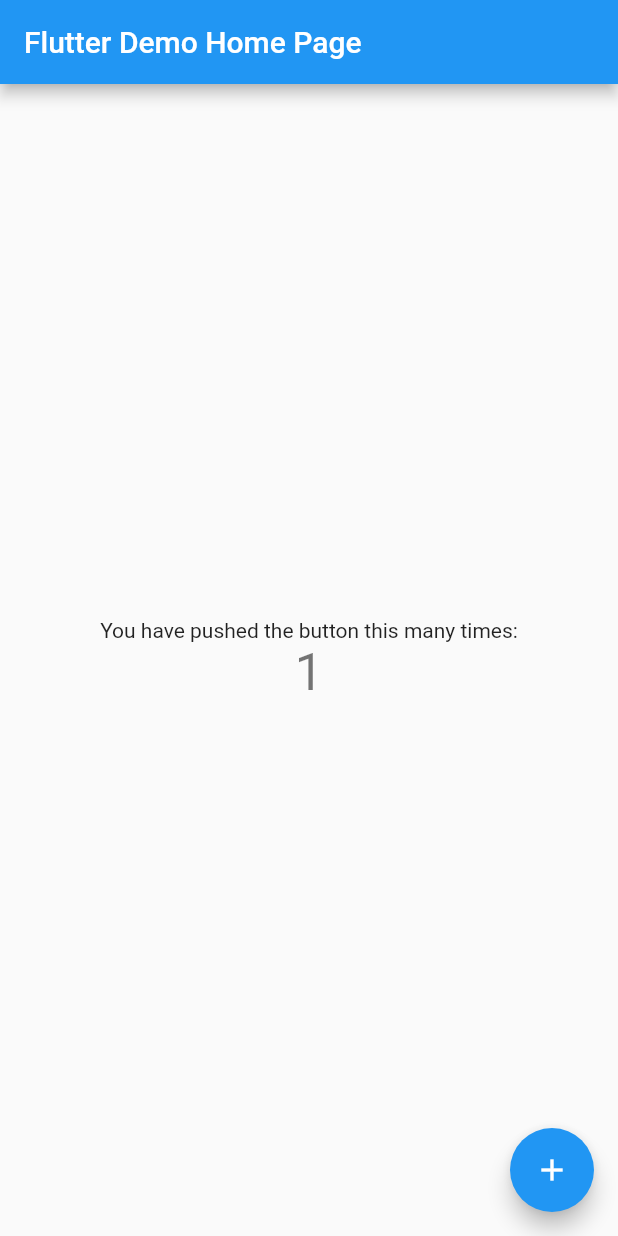
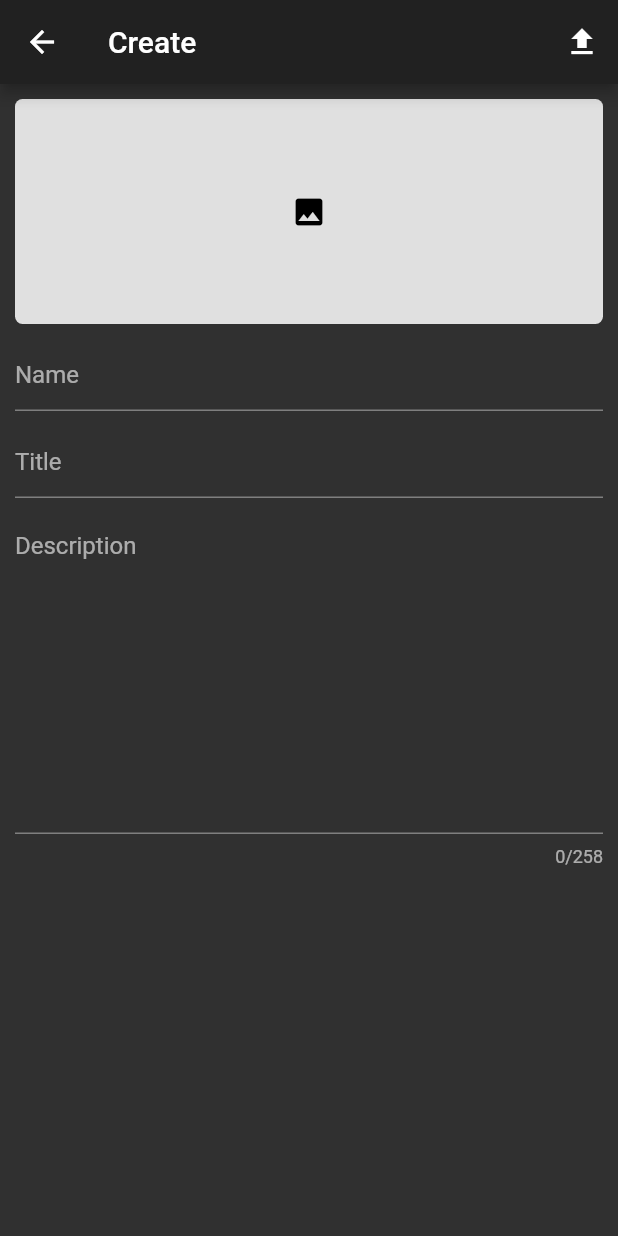
Before and after one commit to minsaf7/Flutter-blog-with-Firebase, a Flutter app: the screen it shows after launch, after a tap on the "add" icon, on a phone screen of 412 x 824 dp. Run offline on Flutter 3.47's test engine with Material 2 defaults, Android fonts, the phone set to English and light mode, and no system bars; our stand-ins replace google_fonts.

Commit message:
Create post UI

```diff
--- /dev/null
+++ b/lib/Views/CreatePost.dart
@@ -0,0 +1,78 @@
+import 'package:flutter/material.dart';
+
+class CreatePost extends StatefulWidget {
+  const CreatePost({Key? key}) : super(key: key);
+
+  @override
+  _CreatePostState createState() => _CreatePostState();
+}
+
+class _CreatePostState extends State<CreatePost> {
+  late String title, desc, auther;
+
+  @override
+  Widget build(BuildContext context) {
+    return Scaffold(
+        appBar: AppBar(
+          title: Text("Create"),
+          actions: [IconButton(onPressed: () {}, icon: Icon(Icons.upload))],
+        ),
+        body: ListView(
+          children: [
+            Container(
+              child: Padding(
+                padding: const EdgeInsets.symmetric(horizontal: 10.0),
+                child: Column(
+                  children: [
+                    SizedBox(height: 10),
+                    Container(
+                      decoration: BoxDecoration(
+                        borderRadius: BorderRadius.circular(5),
+                        color: Colors.grey[300],
+                      ),
+                      height: 150,
+                      width: MediaQuery.of(context).size.width,
+                      child: Icon(
+                        Icons.image,
+                        color: Colors.black,
+                      ),
+                    ),
+                    SizedBox(height: 10),
+                    TextField(
+                      decoration: InputDecoration(hintText: "Name"),
+                      onChanged: (val) {
+                        setState(() {
+                          auther = val;
+                        });
+                      },
+                    ),
+                    SizedBox(height: 10),
+                    TextField(
+                      decoration: InputDecoration(hintText: "Title"),
+                      onChanged: (val) {
+                        setState(() {
+                          title = val;
+                        });
+                      },
+                    ),
+                    SizedBox(height: 10),
+                    TextField(
+                      maxLength: 258,
+                      maxLines: 10,
+                      decoration: InputDecoration(hintText: "Description"),
+                      onChanged: (val) {
+                        setState(() {
+                          desc = val;
+                        });
+                      },
+                    )
+                  ],
+                ),
+              ),
+            ),
+          ],
+        ));
+  }
+
+  inputTextField() {}
+}
--- /dev/null
+++ b/lib/Views/Home.dart
@@ -0,0 +1,44 @@
+import 'package:flutter/material.dart';
+import 'package:google_fonts/google_fonts.dart';
+import 'package:memoir/Views/CreatePost.dart';
+
+class Home extends StatefulWidget {
+  const Home({Key? key}) : super(key: key);
+
+  @override
+  _HomeState createState() => _HomeState();
+}
+
+class _HomeState extends State<Home> {
+  @override
+  Widget build(BuildContext context) {
+    return Scaffold(
+      appBar: AppBar(
+        title: Row(
+          mainAxisAlignment: MainAxisAlignment.center,
+          children: [
+            Text(
+              "Travel",
+              style: GoogleFonts.ubuntuMono(fontSize: 20),
+            ),
+            Text(
+              "Blog",
+              style: GoogleFonts.ubuntuMono(fontSize: 20, color: Colors.blue),
+            )
+          ],
+        ),
+        backgroundColor: Colors.transparent,
+        elevation: 0.0,
+      ),
+      body: Container(),
+      floatingActionButtonLocation: FloatingActionButtonLocation.centerFloat,
+      floatingActionButton: FloatingActionButton(
+        onPressed: () {
+          Navigator.push(
+              context, MaterialPageRoute(builder: (builder) => CreatePost()));
+        },
+        child: Icon(Icons.add),
+      ),
+    );
+  }
+}
--- a/lib/main.dart
+++ b/lib/main.dart
@@ -1,4 +1,7 @@
 import 'package:flutter/material.dart';
+import 'package:memoir/Views/Home.dart';
+
+//81e5c67a
 
 void main() {
   runApp(MyApp());
@@ -10,104 +13,9 @@
   Widget build(BuildContext context) {
     return MaterialApp(
       title: 'Flutter Demo',
-      theme: ThemeData(
-        // This is the theme of your application.
-        //
-        // Try running your application with "flutter run". You'll see the
-        // application has a blue toolbar. Then, without quitting the app, try
-        // changing the primarySwatch below to Colors.green and then invoke
-        // "hot reload" (press "r" in the console where you ran "flutter run",
-        // or simply save your changes to "hot reload" in a Flutter IDE).
-        // Notice that the counter didn't reset back to zero; the application
-        // is not restarted.
-        primarySwatch: Colors.blue,
-      ),
-      home: MyHomePage(title: 'Flutter Demo Home Page'),
+      debugShowCheckedModeBanner: false,
+      theme: ThemeData.dark(),
+      home: Home(),
     );
   }
 }
-
-class MyHomePage extends StatefulWidget {
-  MyHomePage({Key? key, required this.title}) : super(key: key);
-
-  // This widget is the home page of your application. It is stateful, meaning
-  // that it has a State object (defined below) that contains fields that affect
-  // how it looks.
-
-  // This class is the configuration for the state. It holds the values (in this
-  // case the title) provided by the parent (in this case the App widget) and
-  // used by the build method of the State. Fields in a Widget subclass are
-  // always marked "final".
-
-  final String title;
-
-  @override
-  _MyHomePageState createState() => _MyHomePageState();
-}
-
-class _MyHomePageState extends State<MyHomePage> {
-  int _counter = 0;
-
-  void _incrementCounter() {
-    setState(() {
-      // This call to setState tells the Flutter framework that something has
-      // changed in this State, which causes it to rerun the build method below
-      // so that the display can reflect the updated values. If we changed
-      // _counter without calling setState(), then the build method would not be
-      // called again, and so nothing would appear to happen.
-      _counter++;
-    });
-  }
-
-  @override
-  Widget build(BuildContext context) {
-    // This method is rerun every time setState is called, for instance as done
-    // by the _incrementCounter method above.
-    //
-    // The Flutter framework has been optimized to make rerunning build methods
-    // fast, so that you can just rebuild anything that needs updating rather
-    // than having to individually change instances of widgets.
-    return Scaffold(
-      appBar: AppBar(
-        // Here we take the value from the MyHomePage object that was created by
-        // the App.build method, and use it to set our appbar title.
-        title: Text(widget.title),
-      ),
-      body: Center(
-        // Center is a layout widget. It takes a single child and positions it
-        // in the middle of the parent.
-        child: Column(
-          // Column is also a layout widget. It takes a list of children and
-          // arranges them vertically. By default, it sizes itself to fit its
-          // children horizontally, and tries to be as tall as its parent.
-          //
-          // Invoke "debug painting" (press "p" in the console, choose the
-          // "Toggle Debug Paint" action from the Flutter Inspector in Android
-          // Studio, or the "Toggle Debug Paint" command in Visual Studio Code)
-          // to see the wireframe for each widget.
-          //
-          // Column has various properties to control how it sizes itself and
-          // how it positions its children. Here we use mainAxisAlignment to
-          // center the children vertically; the main axis here is the vertical
-          // axis because Columns are vertical (the cross axis would be
-          // horizontal).
-          mainAxisAlignment: MainAxisAlignment.center,
-          children: <Widget>[
-            Text(
-              'You have pushed the button this many times:',
-            ),
-            Text(
-              '$_counter',
-              style: Theme.of(context).textTheme.headline4,
-            ),
-          ],
-        ),
-      ),
-      floatingActionButton: FloatingActionButton(
-        onPressed: _incrementCounter,
-        tooltip: 'Increment',
-        child: Icon(Icons.add),
-      ), // This trailing comma makes auto-formatting nicer for build methods.
-    );
-  }
-}
--- a/pubspec.yaml
+++ b/pubspec.yaml
@@ -28,6 +28,12 @@
   # The following adds the Cupertino Icons font to your application.
   # Use with the CupertinoIcons class for iOS style icons.
   cupertino_icons: ^1.0.2
+  google_fonts: ^2.1.0
+  image_picker: ^0.8.1+3
+  cloud_firestore: ^2.3.0
+  firebase_storage: ^9.0.0
+  random_string: ^2.2.0-nullsafety
+
 
 dev_dependencies:
   flutter_test:
```
Also changed, not shown: pubspec.lock, 3 other files.
